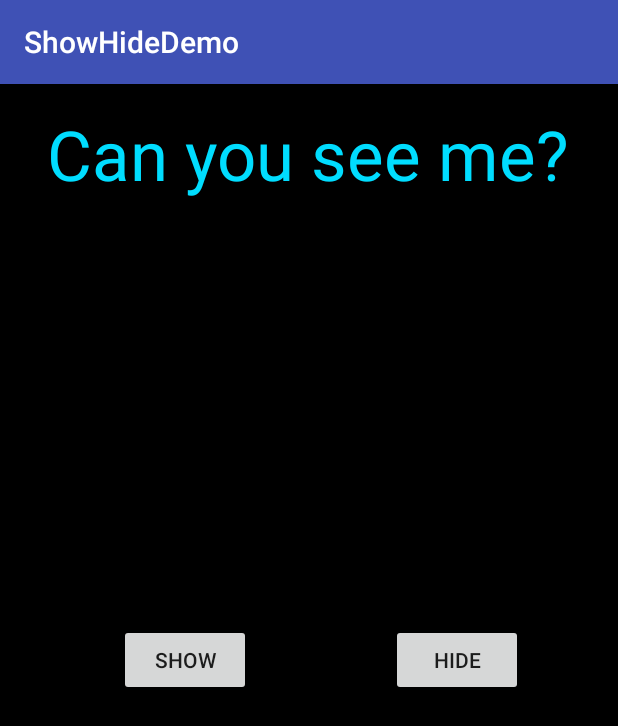
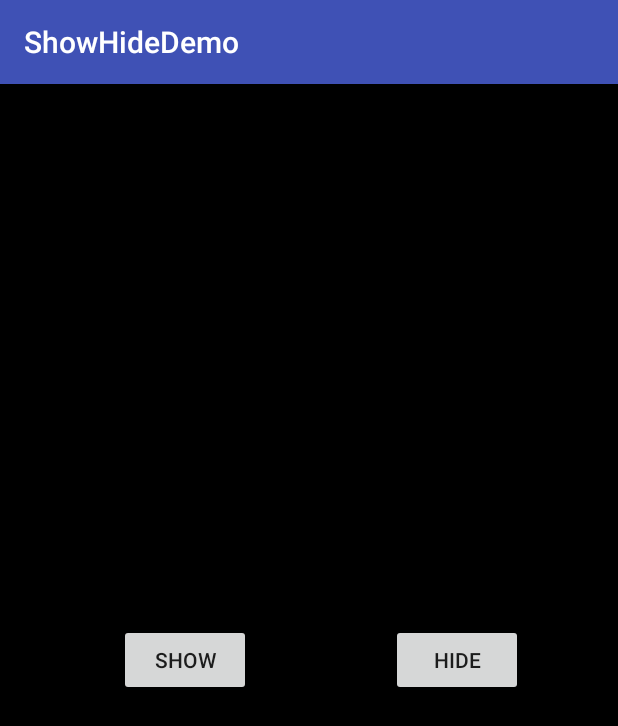
Before and after one commit to 4everstudent/ShowHideDemo, an Android app: the screen it shows after launch (MainActivity), after a tap on "HIDE", on a phone screen of 412 x 824 dp. Shown: the top 726 px of the screen. Run offline under Robolectric (Android 15) with nearby library versions, the phone set to English and light mode, and no system bars.

Commit message:
Add code to buttons so they show or hide text view.

```diff
--- a/app/src/main/java/a4everstudent/showhidedemo/MainActivity.java
+++ b/app/src/main/java/a4everstudent/showhidedemo/MainActivity.java
@@ -1,17 +1,27 @@
 package a4everstudent.showhidedemo;
 
+import android.os.Bundle;
 import android.support.v7.app.AppCompatActivity;
-import android.os.Bundle;
+import android.view.View;
 
-// TODO: 05-10-2016 2 buttons Hide and Show
-// TODO: 05-10-2016 1 text label that reacts to buttons
 
 public class MainActivity extends AppCompatActivity {
+ View textView;
+
+    public void showText(View view){
+        textView.setVisibility(textView.VISIBLE);
+    }
+
+    public void hideText(View view){
+        textView.setVisibility(textView.INVISIBLE);
+    }
 
     @Override
     protected void onCreate(Bundle savedInstanceState) {
         super.onCreate(savedInstanceState);
         setContentView(R.layout.activity_main);
 
+        textView = findViewById(R.id.textLabel);
+
     }
 }
```
